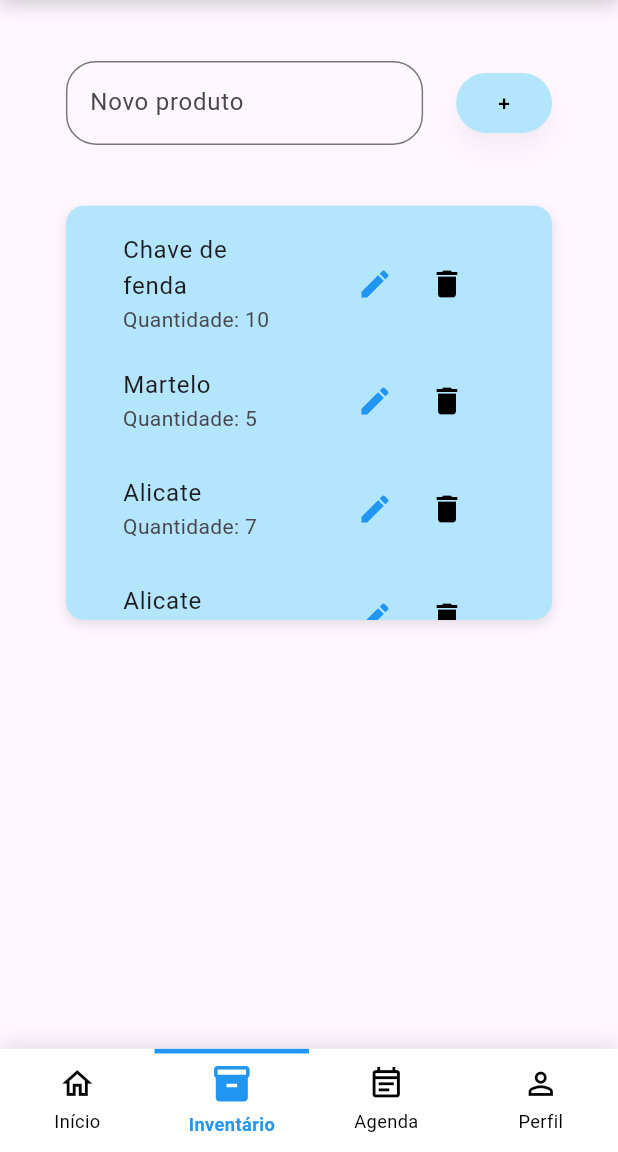
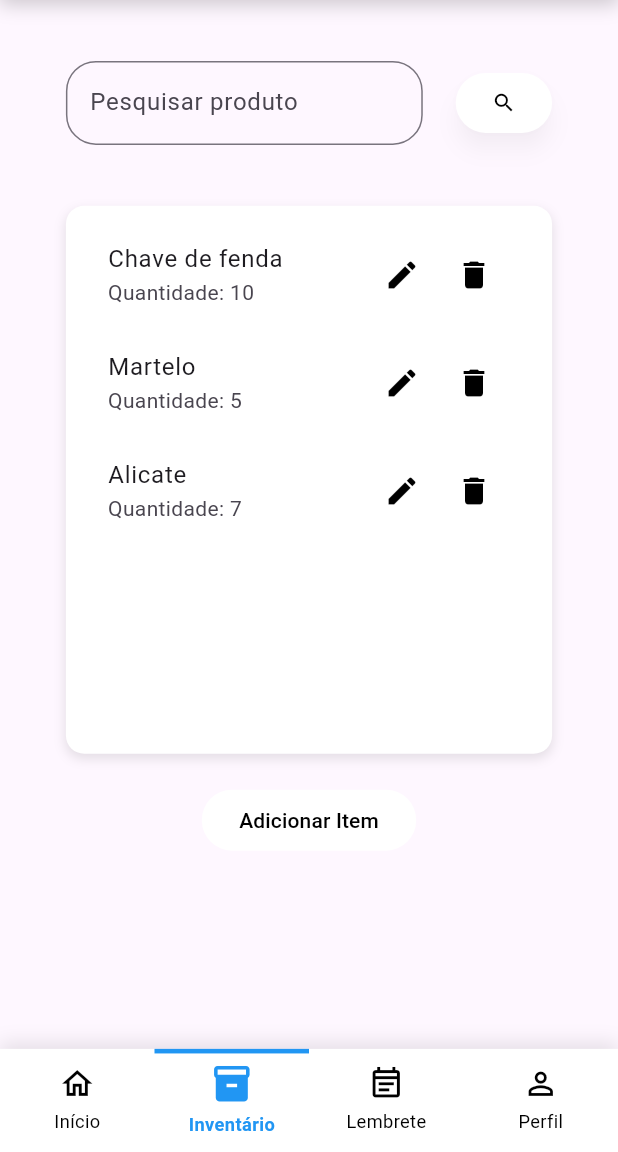
Before and after one commit to iShoockx/Projetos-3, a Flutter app: the InventarioScreen screen opened by its route, on a phone screen of 412 x 824 dp, the part 84-1236 px from its top. Run offline on Flutter 3.47's test engine with Material 3 defaults, Android fonts, the light colour scheme and no system bars; our stand-ins replace cloud_firestore, firebase_auth, firebase_core, flutter_screenutil; accounts and stored records are empty.

Commit message:
Commit 6

```diff
--- a/Projeto/projetos_3/lib/screens/inventario_screen.dart
+++ b/Projeto/projetos_3/lib/screens/inventario_screen.dart
@@ -18,21 +18,17 @@ class _InventarioScreenState extends State<InventarioScreen> {
     Produto(id: '1', nome: 'Chave de fenda', quantidade: 10),
     Produto(id: '2', nome: 'Martelo', quantidade: 5),
     Produto(id: '3', nome: 'Alicate', quantidade: 7),
-    Produto(id: '3', nome: 'Alicate', quantidade: 7),
-    Produto(id: '3', nome: 'Alicate', quantidade: 7),
-    Produto(id: '3', nome: 'Alicate', quantidade: 7),
-    Produto(id: '3', nome: 'Alicate', quantidade: 7),
-    Produto(id: '3', nome: 'Alicate', quantidade: 7),
   ];
 
-  final TextEditingController _controller = TextEditingController();
+  final TextEditingController _controller_search = TextEditingController();
 
   @override
   Widget build(BuildContext context) {
     return Scaffold(
       appBar: CustomAppBar(),
 
-      body: Padding(
+      body: SingleChildScrollView(
+        child: Padding(
           padding: EdgeInsets.symmetric(horizontal: 40.w, vertical: 20.h),
           child: Column(
             children: [
@@ -40,13 +36,12 @@ class _InventarioScreenState extends State<InventarioScreen> {
 
               // Área do input
               Row(
-
                 children: [
                   Expanded(
                     child: TextField(
-                    controller: _controller,
+                      controller: _controller_search,
                       decoration: InputDecoration(
-                      labelText: 'Novo produto',
+                        labelText: 'Pesquisar produto',
                         border: OutlineInputBorder(
                           borderRadius: BorderRadius.circular(20),
                         ),
@@ -58,29 +53,18 @@ class _InventarioScreenState extends State<InventarioScreen> {
 
                   ElevatedButton(
                     onPressed: () {
-                    if (_controller.text.isNotEmpty) {
-                      setState(() { // padrao para adicionar itens a lista
-                        produtos.add(
-                          Produto(
-                            id: DateTime.now().toString(),
-                            nome: _controller.text,
-                            quantidade: 1,
-                          ),
-                        );
-                        _controller.clear(); // limpa o campo após adicionar
-                      });
-                    }
+                      if (_controller_search.text.isNotEmpty) {}
                     },
                     style: ElevatedButton.styleFrom(
                       elevation: 6,
                       shadowColor: Colors.black.withOpacity(0.2),
-                    backgroundColor: Colors.lightBlue.shade100,
+                      backgroundColor: Colors.white,
                       foregroundColor: Colors.black,
                       shape: RoundedRectangleBorder(
                         borderRadius: BorderRadius.circular(20),
                       ),
                     ),
-                  child: const Text('+'),
+                    child: Icon(Icons.search, size: 16.sp),
                   ),
                 ],
               ),
@@ -89,10 +73,10 @@ class _InventarioScreenState extends State<InventarioScreen> {
 
               // Lista de produtos
               SizedBox(
-              height: 68.h * 4, // altura de 5 itens
+                height: 72.h * 5,
                 child: Container(
                   decoration: BoxDecoration(
-                  color: Colors.lightBlue.shade100,
+                    color: Colors.white,
                     borderRadius: BorderRadius.circular(12.r),
                     boxShadow: [
                       BoxShadow(
@@ -103,7 +87,10 @@ class _InventarioScreenState extends State<InventarioScreen> {
                     ],
                   ),
                   child: ListView.builder(
-                  padding: EdgeInsets.symmetric(horizontal: 20.w, vertical: 10.h),
+                    padding: EdgeInsets.symmetric(
+                      horizontal: 20.w,
+                      vertical: 10.h,
+                    ),
                     itemCount: produtos.length,
                     itemBuilder: (context, index) {
                       return InventarioItens(produto: produtos[index]);
@@ -111,7 +98,102 @@ class _InventarioScreenState extends State<InventarioScreen> {
                   ),
                 ),
               ),
+              SizedBox(height: 20.h),
+              // Botão adicionar item
+              TextButton(
+                style: TextButton.styleFrom(
+                  minimumSize: Size(130.w, 40.h),
+                  backgroundColor: Colors.white,
+                  foregroundColor: Colors.black,
+                  shape: RoundedRectangleBorder(
+                    // Define o formato do botão
+                    borderRadius: BorderRadius.circular(20),
+                  ),
+                ),
+                onPressed: () {
+                  TextEditingController nomeController =
+                      TextEditingController();
+                  TextEditingController quantidadeController =
+                      TextEditingController(text: "1");
+
+                  showDialog(
+                    context: context,
+                    builder: (context) {
+                      return AlertDialog(
+                        title: Text('Adicionar Produto'),
+                        content: Column(
+                          mainAxisSize: MainAxisSize.min,
+                          children: [
+                            TextField(
+                              controller: nomeController,
+                              decoration: InputDecoration(
+                                labelText: 'Nome do Produto',
+                              ),
+                            ),
+                            TextField(
+                              controller: quantidadeController,
+                              decoration: InputDecoration(
+                                labelText: 'Quantidade',
+                              ),
+                              keyboardType: TextInputType.number,
+                            ),
                           ],
+                        ),
+                        actions: [
+                          TextButton(
+                            onPressed: () {
+                              String nome = nomeController.text.trim();
+                              int? quantidade = int.tryParse(
+                                quantidadeController.text,
+                              );
+
+                              if (nome.isNotEmpty &&
+                                  quantidade != null &&
+                                  quantidade > 0) {
+                                setState(() {
+                                  final indexExistente = produtos.indexWhere(
+                                    (p) =>
+                                        p.nome.toLowerCase() ==
+                                        nome.toLowerCase(),
+                                  );
+
+                                  if (indexExistente != -1) {
+                                    // se já existe, só soma a quantidade
+                                    // produtos[indexExistente].quantidade +=
+                                    //     quantidade;
+                                  } else {
+                                    // Se nao existir, adiciona novo produto
+                                    produtos.add(
+                                      Produto(
+                                        id: DateTime.now().toString(),
+                                        nome: nome,
+                                        quantidade: quantidade,
+                                      ),
+                                    );
+                                  }
+                                });
+                                Navigator.of(context).pop();
+                              } else {
+                                ScaffoldMessenger.of(context).showSnackBar(
+                                  SnackBar(
+                                    content: Text(
+                                      "Preencha os campos corretamente",
+                                    ),
+                                  ),
+                                );
+                              }
+                            },
+                            child: Text('Salvar'),
+                          ),
+                        ],
+                      );
+                    },
+                  );
+                },
+                child: Text("Adicionar Item"),
+              ),
+            ],
+          ),
         ),
       ),
 
--- a/Projeto/projetos_3/lib/widgets/Inventario_itens.dart
+++ b/Projeto/projetos_3/lib/widgets/Inventario_itens.dart
@@ -1,4 +1,5 @@
 import 'package:flutter/material.dart';
+import 'package:flutter_screenutil/flutter_screenutil.dart';
 import 'package:projetos_3/models/produto.dart';
 
 class InventarioItens extends StatelessWidget {
@@ -12,16 +13,15 @@ class InventarioItens extends StatelessWidget {
   @override
   Widget build(BuildContext context) {
     return ListTile(
+      contentPadding: const EdgeInsets.symmetric(horizontal: 6), // controla espaço lateral
       title: Text(produto.nome),
       subtitle: Text('Quantidade: ${produto.quantidade}'),
-      trailing: Padding(
-        padding: const EdgeInsets.only(left: 16.0), // espaçamento à direita),
-        child: Row(
 
+      trailing:  Row(
           mainAxisSize: MainAxisSize.min, // evita ocupar todo o espaço
           children: [
             IconButton(
-              icon: Icon(Icons.edit, color: Colors.blue),
+              icon: Icon(Icons.edit, color: Colors.black),// Ícone de edição
               onPressed: () {
                 // Ação para editar o item
                 TextEditingController controller = TextEditingController(text: produto.nome);
@@ -62,6 +62,7 @@ class InventarioItens extends StatelessWidget {
                 );
               },
             ),
+            // Botão de delete
             IconButton(
               icon: Icon(Icons.delete, color: Colors.black),
               onPressed: () {
@@ -75,7 +76,6 @@ class InventarioItens extends StatelessWidget {
             ),
           ],
         ),
-      ),
-    );
+      );
   }
 }
--- a/Projeto/projetos_3/lib/widgets/navbar.dart
+++ b/Projeto/projetos_3/lib/widgets/navbar.dart
@@ -38,7 +38,7 @@ class Navbar extends StatelessWidget {
                 icon: Icons.event_note_outlined,
                 activeIcon: Icons.event_note,
                 route: '/agenda',
-                label: "Agenda"),
+                label: "Lembrete"),
             _buildNavItem(context,
                 icon: Icons.person_outline,
                 activeIcon: Icons.person,
```
Also changed, not shown: Projeto/projetos_3/lib/screens/home_screen.dart (+12 -1 lines), Projeto/projetos_3/lib/services/itens.dart (added, +30 -0 lines). Lines whose indentation alone changed are shown as unchanged.
